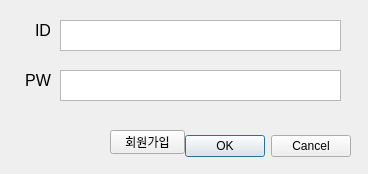
Old version of the form ChatClient/logindialog.ui in the repository BlueBird-0/VEDA_QtChat.
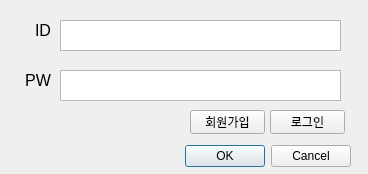
New version of the form.

Commit message:
feat: 로그인창 로그인 기능 구현 중.
tcp 소켓 전송 및 로그인기능 만들어야 함.

Diff of the .ui file:
```diff
--- a/ChatClient/logindialog.ui
+++ b/ChatClient/logindialog.ui
@@ -14,14 +14,20 @@
    <string>Login</string>
   </property>
   <widget class="QDialogButtonBox" name="buttonBox">
+   <property name="enabled">
+    <bool>true</bool>
+   </property>
    <property name="geometry">
     <rect>
      <x>10</x>
-     <y>130</y>
+     <y>140</y>
      <width>341</width>
      <height>32</height>
     </rect>
    </property>
+   <property name="autoFillBackground">
+    <bool>false</bool>
+   </property>
    <property name="orientation">
     <enum>Qt::Horizontal</enum>
    </property>
@@ -94,8 +100,8 @@
   <widget class="QPushButton" name="btnCreateUser">
    <property name="geometry">
     <rect>
-     <x>110</x>
-     <y>130</y>
+     <x>190</x>
+     <y>110</y>
      <width>75</width>
      <height>24</height>
     </rect>
@@ -104,6 +110,19 @@
     <string>회원가입</string>
    </property>
   </widget>
+  <widget class="QPushButton" name="btnLogin">
+   <property name="geometry">
+    <rect>
+     <x>270</x>
+     <y>110</y>
+     <width>75</width>
+     <height>24</height>
+    </rect>
+   </property>
+   <property name="text">
+    <string>로그인</string>
+   </property>
+  </widget>
  </widget>
  <resources/>
  <connections>
```
The commit also changes 3 other files.
